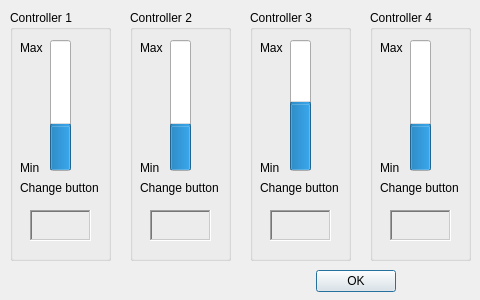
Above: src/controllerdlg.ui from frechilla/qslotracing before the change; both pictures show x 0 to 480 and y 0 to 300 of the 726 by 300 pixel window. Below: the same form after it.
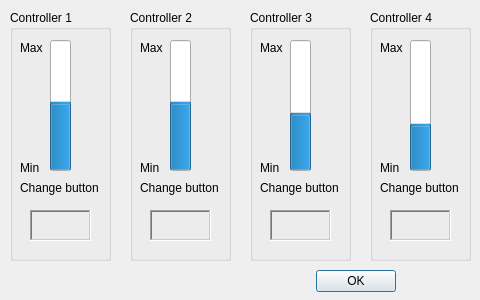
That is the form after the change. Icons and pictures are not drawn.

Commit message: Controllers range updated (under test); when the race is started, some data must be restarted (positions, timings...)

Diff of the .ui file:
```diff
--- a/src/controllerdlg.ui
+++ b/src/controllerdlg.ui
@@ -58,7 +58,7 @@
      </rect>
     </property>
     <property name="maximum">
-     <number>15</number>
+     <number>10</number>
     </property>
     <property name="value">
      <number>5</number>
@@ -151,7 +151,7 @@
      </rect>
     </property>
     <property name="maximum">
-     <number>15</number>
+     <number>10</number>
     </property>
     <property name="value">
      <number>5</number>
@@ -244,7 +244,7 @@
      </rect>
     </property>
     <property name="maximum">
-     <number>10</number>
+     <number>12</number>
     </property>
     <property name="value">
      <number>5</number>
```
The commit also changes 2 other files.
